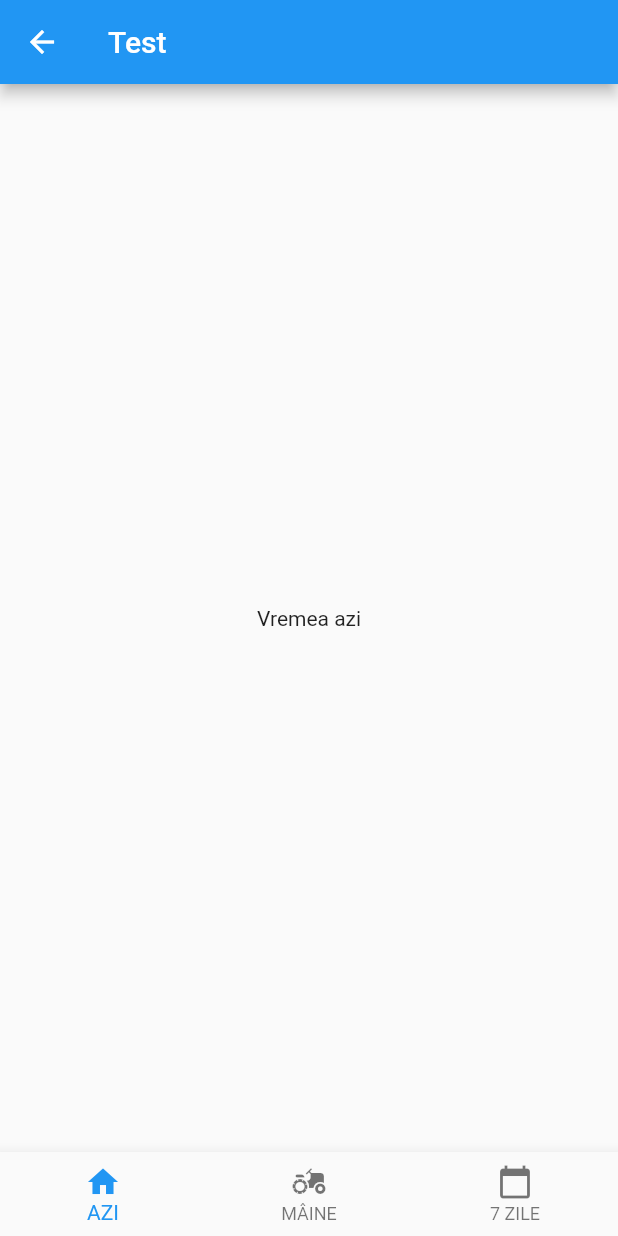
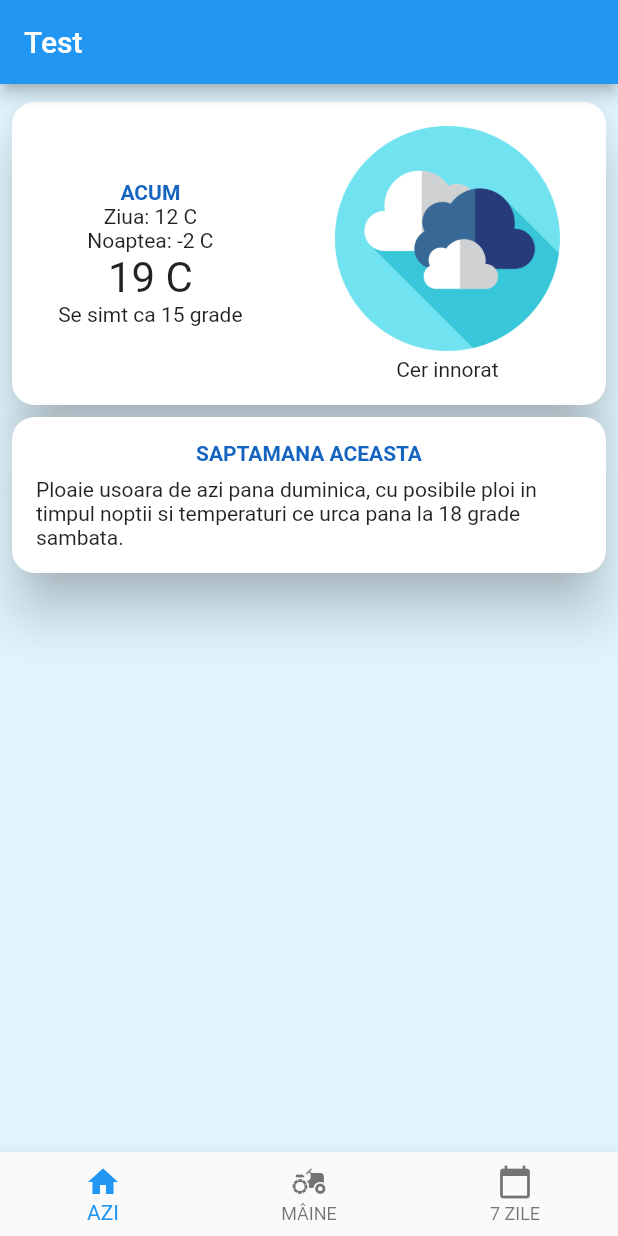
Before and after one commit to cojoc07/WeatherInfoFlutter, a Flutter app: the MainScreen screen opened directly, on a phone screen of 412 x 824 dp. Run offline on Flutter 3.47's test engine with Material 2 defaults, Android fonts, the phone set to English and light mode, and no system bars; our stand-ins replace flutter_dotenv, splashscreen; missing offline and left inert: sign_button.

Commit message:
added layout for today
added layout for today

```diff
--- a/lib/components/auth_card.dart
+++ b/lib/components/auth_card.dart
@@ -103,7 +103,7 @@ class _AuthCardState extends State<AuthCard> {
     final deviceSize = MediaQuery.of(context).size;
     return Card(
       shape: RoundedRectangleBorder(
-        borderRadius: BorderRadius.circular(10.0),
+        borderRadius: BorderRadius.circular(20.0),
       ),
       elevation: 8.0,
       child: Container(
@@ -124,7 +124,6 @@ class _AuthCardState extends State<AuthCard> {
                     if (value.isEmpty || !value.contains('@')) {
                       return 'Invalid email!';
                     }
-                    return 'Generic error';
                   },
                   onSaved: (value) {
                     _authData['email'] = value;
@@ -138,7 +137,6 @@ class _AuthCardState extends State<AuthCard> {
                     if (value.isEmpty || value.length < 5) {
                       return 'Password is too short!';
                     }
-                    return 'Generic error';
                   },
                   onSaved: (value) {
                     _authData['password'] = value;
@@ -154,7 +152,6 @@ class _AuthCardState extends State<AuthCard> {
                             if (value != _passwordController.text) {
                               return 'Passwords do not match!';
                             }
-                            return 'Generic error';
                           }
                         : null,
                   ),
--- a/lib/components/tab_items.dart
+++ b/lib/components/tab_items.dart
@@ -1,7 +1,7 @@
 import 'package:flutter/material.dart';
-import 'package:traffic_weather/screens/seven_days.dart';
-import 'package:traffic_weather/screens/today.dart';
-import 'package:traffic_weather/screens/tomorrow.dart';
+import 'package:traffic_weather/screens/forecast/seven_days.dart';
+import 'package:traffic_weather/screens/forecast/today.dart';
+import 'package:traffic_weather/screens/forecast/tomorrow.dart';
 
 class TabNavigationItem {
   final Widget page;
--- /dev/null
+++ b/lib/screens/forecast/today.dart
@@ -0,0 +1,113 @@
+import 'package:flutter/material.dart';
+
+class Today extends StatefulWidget {
+  @override
+  _TodayState createState() => _TodayState();
+}
+
+class _TodayState extends State<Today> {
+  @override
+  Widget build(BuildContext context) {
+    final deviceSize = MediaQuery.of(context).size;
+    return Scaffold(
+      backgroundColor: Colors.lightBlue[50],
+      body: Center(
+        child: Column(
+          mainAxisAlignment: MainAxisAlignment.start,
+          children: <Widget>[
+            SizedBox(height: 8),
+            Container(
+              margin: EdgeInsets.only(left: 4, right: 4),
+              child: Card(
+                shape: RoundedRectangleBorder(
+                  borderRadius: BorderRadius.circular(15.0),
+                ),
+                elevation: 15,
+                child: Column(
+                  mainAxisAlignment: MainAxisAlignment.start,
+                  children: [
+                    SizedBox(
+                      height: 16,
+                    ),
+                    Row(
+                      mainAxisAlignment: MainAxisAlignment.spaceAround,
+                      children: [
+                        Column(
+                          children: [
+                            Text("ACUM",
+                                style: TextStyle(
+                                    color: Colors.blue[800],
+                                    fontWeight: FontWeight.bold)),
+                            Text("Ziua: 12 C"),
+                            Text("Noaptea: -2 C"),
+                            Text("19 C", style: TextStyle(fontSize: 28)),
+                            Text("Se simt ca 15 grade")
+                          ],
+                        ),
+                        Column(
+                          children: [
+                            Image.asset(
+                              "assets/images/cloudy.png",
+                              height: 150,
+                            ),
+                            SizedBox(height: 4),
+                            Text("Cer innorat")
+                          ],
+                        )
+                      ],
+                    ),
+                    SizedBox(
+                      height: 16,
+                    )
+                  ],
+                ),
+              ),
+            ),
+            Container(
+              margin: EdgeInsets.only(left: 4, right: 4),
+              child: Card(
+                shape: RoundedRectangleBorder(
+                  borderRadius: BorderRadius.circular(15.0),
+                ),
+                elevation: 15,
+                child: Column(
+                  mainAxisAlignment: MainAxisAlignment.start,
+                  children: [
+                    SizedBox(
+                      height: 16,
+                    ),
+                    Row(
+                      mainAxisAlignment: MainAxisAlignment.start,
+                      children: [
+                        Column(
+                          children: [
+                            Text(
+                              "SAPTAMANA ACEASTA",
+                              style: TextStyle(
+                                  color: Colors.blue[800],
+                                  fontWeight: FontWeight.bold),
+                            ),
+                            SizedBox(height: 8),
+                            Container(
+                              padding: EdgeInsets.only(left: 16, right: 16),
+                              width: deviceSize.width - 16,
+                              child: Text(
+                                  "Ploaie usoara de azi pana duminica, cu posibile ploi in timpul noptii si temperaturi ce urca pana la 18 grade sambata."),
+                            ),
+                          ],
+                        ),
+                      ],
+                    ),
+                    SizedBox(
+                      height: 16, //
+                    )
+                  ],
+                ),
+              ),
+            )
+          ],
+        ),
+      ),
+    );
+  }
+}
--- a/lib/screens/login.dart
+++ b/lib/screens/login.dart
@@ -1,5 +1,7 @@
 import 'package:flutter/material.dart';
 import 'package:traffic_weather/components/auth_card.dart';
+
+enum AuthMode { Signup, Login }
 
 class AuthScreen extends StatelessWidget {
   static const routeName = '/auth';
@@ -32,9 +34,6 @@ class AuthScreen extends StatelessWidget {
                 crossAxisAlignment: CrossAxisAlignment.center,
                 children: <Widget>[
                   Image.asset('assets/images/cityscape.png', height: 200),
-                  SizedBox(
-                    height: 16,
-                  ),
                   Flexible(
                     flex: deviceSize.width > 600 ? 2 : 1,
                     child: AuthCard(),
--- a/lib/screens/today.dart
+++ /dev/null
@@ -1,10 +0,0 @@
-import 'package:flutter/material.dart';
-
-class Today extends StatelessWidget {
-  @override
-  Widget build(BuildContext context) {
-    return Center(
-      child: Text("Vremea azi"),
-    );
-  }
-}
--- a/pubspec.yaml
+++ b/pubspec.yaml
@@ -32,7 +32,7 @@ dependencies:
   http:
   firebase_auth:
   flutter_staggered_grid_view:
-  provider:
+  provider: ^4.3.2+3
 
 dev_dependencies:
   flutter_test:
```
Also changed, not shown: lib/main.dart (+15 -9 lines), lib/providers/auth.dart (+36 -3 lines), lib/screens/forecast/seven_days.dart (renamed from lib/screens/seven_days.dart), lib/screens/forecast/tomorrow.dart (renamed from lib/screens/tomorrow.dart), 5 other files.
